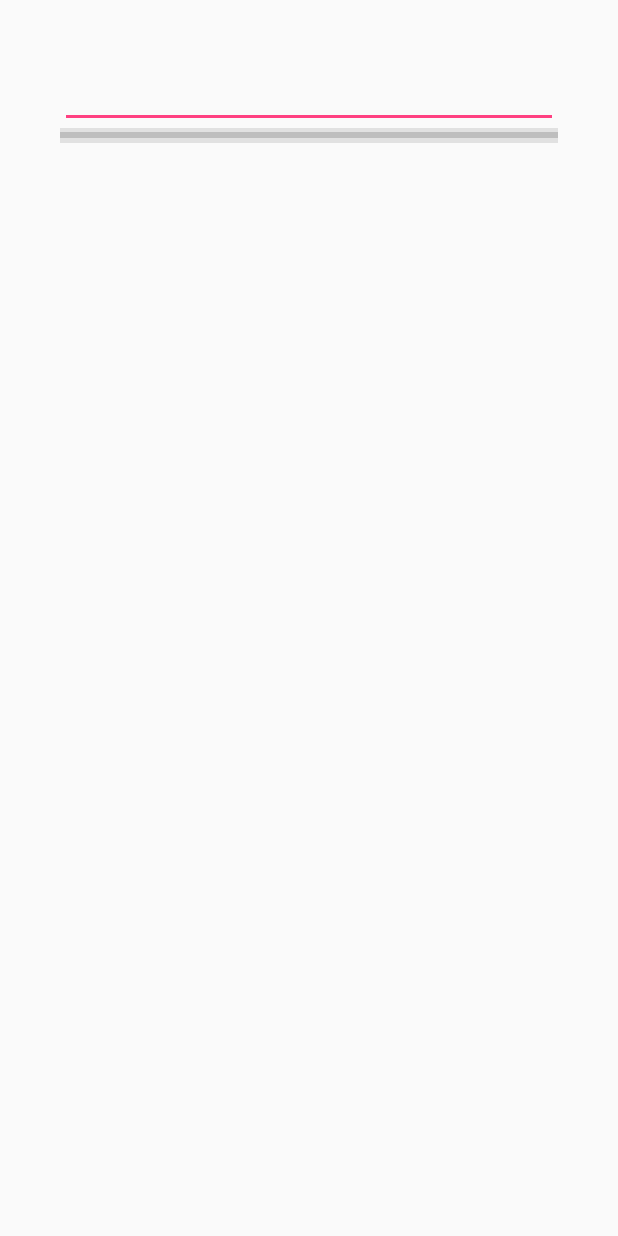
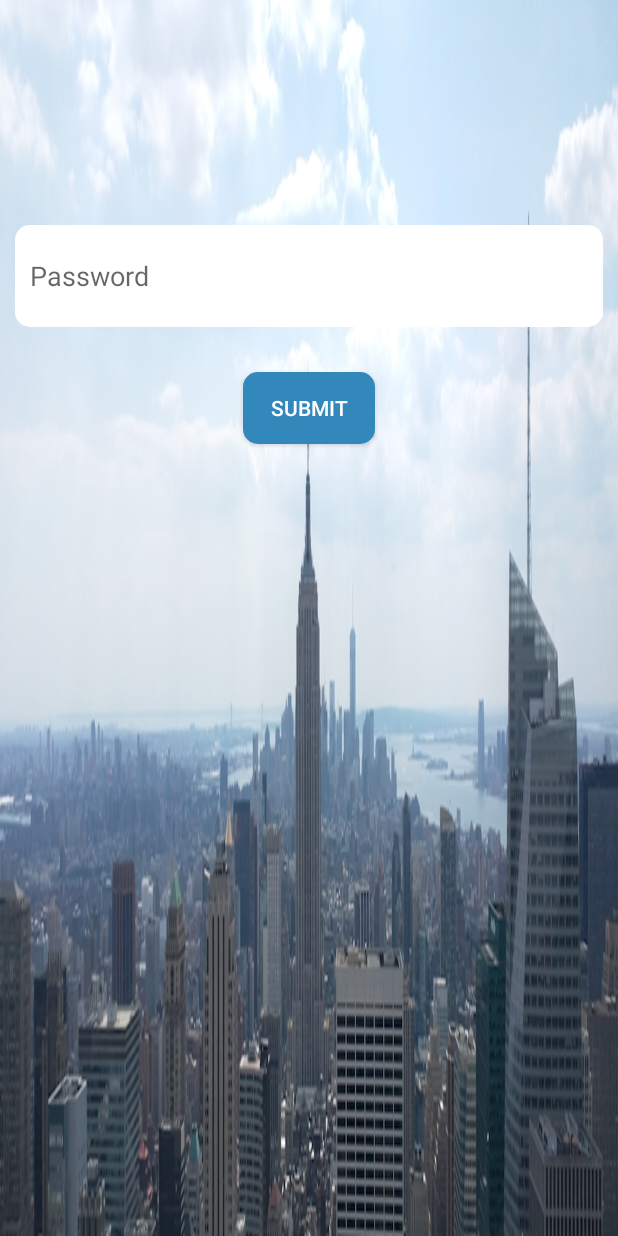
Before and after one commit to abinj/Stripe-password-strength-checker, an Android app: the screen it shows after launch (MainActivity), on a phone screen of 412 x 824 dp. Run offline under Robolectric (Android 15) with nearby library versions, the phone set to English and light mode, and no system bars.

```diff
--- /dev/null
+++ b/app/src/main/res/drawable/button.xml
@@ -0,0 +1,11 @@
+<?xml version="1.0" encoding="utf-8"?>
+<shape xmlns:android="http://schemas.android.com/apk/res/android" android:shape="rectangle" >
+    <corners
+        android:topLeftRadius="10dp"
+        android:topRightRadius="10dp"
+        android:bottomLeftRadius="10dp"
+        android:bottomRightRadius="10dp" />
+    <solid
+        android:color="#38b" />
+
+</shape>
--- /dev/null
+++ b/app/src/main/res/drawable/excellent_circle.xml
@@ -0,0 +1,5 @@
+<?xml version="1.0" encoding="utf-8"?>
+<shape xmlns:android="http://schemas.android.com/apk/res/android" android:shape="oval" >
+    <gradient android:startColor="#008CDD" android:endColor="#008CDD"
+        android:angle="270"/>
+</shape>
--- /dev/null
+++ b/app/src/main/res/drawable/good_circle.xml
@@ -0,0 +1,5 @@
+<?xml version="1.0" encoding="utf-8"?>
+<shape xmlns:android="http://schemas.android.com/apk/res/android" android:shape="oval" >
+    <gradient android:startColor="#6EAD09" android:endColor="#6EAD09"
+        android:angle="270"/>
+</shape>
--- a/app/src/main/res/drawable/circle.xml
+++ b/app/src/main/res/drawable/ok_circle.xml
@@ -1,5 +1,5 @@
 <?xml version="1.0" encoding="utf-8"?>
 <shape xmlns:android="http://schemas.android.com/apk/res/android" android:shape="oval" >
-    <gradient android:startColor="#fff" android:endColor="#fff"
+    <gradient android:startColor="#E09115" android:endColor="#E09115"
         android:angle="270"/>
 </shape>
--- /dev/null
+++ b/app/src/main/res/drawable/poor_circle.xml
@@ -0,0 +1,5 @@
+<?xml version="1.0" encoding="utf-8"?>
+<shape xmlns:android="http://schemas.android.com/apk/res/android" android:shape="oval" >
+    <gradient android:startColor="#E01414" android:endColor="#E01414"
+        android:angle="270"/>
+</shape>
--- /dev/null
+++ b/app/src/main/res/drawable/top_corner_txt.xml
@@ -0,0 +1,16 @@
+<?xml version="1.0" encoding="utf-8"?>
+<shape xmlns:android="http://schemas.android.com/apk/res/android" android:shape="rectangle" >
+    <corners
+        android:topLeftRadius="10dp"
+        android:topRightRadius="10dp"
+        android:bottomLeftRadius="10dp"
+        android:bottomRightRadius="10dp"
+        />
+    <solid
+        android:color="#fff"
+        />
+    <size
+        android:width="270dp"
+        android:height="30dp"
+        />
+</shape>
--- a/app/src/main/res/layout/activity_main.xml
+++ b/app/src/main/res/layout/activity_main.xml
@@ -3,25 +3,72 @@
     android:layout_width="fill_parent"
     android:layout_height="fill_parent"
     android:orientation="vertical"
-    android:weightSum="1">
+    android:weightSum="1"
+    android:background="@drawable/bg_image">
 
-    <EditText
-        android:id="@+id/password_field"
+    <LinearLayout
         android:layout_width="match_parent"
         android:layout_height="wrap_content"
-        android:layout_marginTop="40dp"
-        android:layout_marginRight="40dp"
-        android:layout_marginLeft="40dp"/>
+        android:layout_marginLeft="10dp"
+        android:layout_marginRight="10dp"
+        android:layout_marginTop="150dp"
+        android:orientation="horizontal"
+        android:paddingLeft="10dp"
+        android:paddingRight="10dp"
+        android:background="@drawable/top_corner_txt"
+        android:weightSum="2">
 
-    <ProgressBar
-        android:id="@+id/progress"
-        android:layout_width="match_parent"
-        android:layout_height="10dp"
-        style="?android:attr/progressBarStyleHorizontal"
-        android:max="100"
-        android:indeterminate="false"
-        android:background="#e1e1e1"
-        android:layout_marginRight="40dp"
-        android:layout_marginLeft="40dp"/>
+        <EditText
+            android:id="@+id/password_field"
+            android:layout_width="match_parent"
+            android:layout_height="match_parent"
+            android:layout_marginRight="40dp"
+            android:background="#fff"
+            android:minEms="8"
+            android:hint="Password"
+            android:textColor="#000"
+            android:layout_weight="1.5"/>
+
+        <LinearLayout
+            android:layout_width="wrap_content"
+            android:layout_height="match_parent"
+            android:orientation="vertical"
+            android:padding="10dp">
+
+            <ImageView
+                android:id="@+id/excellent"
+                android:layout_width="7dp"
+                android:layout_height="8dp"
+                android:layout_weight=".5" />
+            <ImageView
+                android:id="@+id/good"
+                android:layout_width="7dp"
+                android:layout_height="8dp"
+                android:layout_marginTop="5dp"
+                android:layout_weight=".5" />
+            <ImageView
+                android:id="@+id/ok"
+                android:layout_width="7dp"
+                android:layout_height="8dp"
+                android:layout_marginTop="5dp"
+                android:layout_weight=".5" />
+            <ImageView
+                android:id="@+id/poor"
+                android:layout_width="7dp"
+                android:layout_height="8dp"
+                android:layout_marginTop="5dp"
+                android:layout_weight=".5" />
+        </LinearLayout>
+    </LinearLayout>
+
+    <Button
+        android:id="@+id/submit_btn"
+        android:layout_width="wrap_content"
+        android:layout_height="wrap_content"
+        android:background="@drawable/button"
+        android:text="Submit"
+        android:textColor="#fff"
+        android:layout_gravity="center"
+        android:layout_marginTop="30dp"/>
 
 </LinearLayout>
--- a/app/src/main/res/values/colors.xml
+++ b/app/src/main/res/values/colors.xml
@@ -3,4 +3,10 @@
     <color name="colorPrimary">#3F51B5</color>
     <color name="colorPrimaryDark">#303F9F</color>
     <color name="colorAccent">#FF4081</color>
+
+    <color name="excellent">#008CDD</color>
+    <color name="good">#6EAD09</color>
+    <color name="ok">#E09115</color>
+    <color name="poor">#E01414</color>
+    <color name="white">#fff</color>
 </resources>
--- a/app/src/main/res/values/strings.xml
+++ b/app/src/main/res/values/strings.xml
@@ -1,3 +1,5 @@
 <resources>
     <string name="app_name">PasswordStrengthChecker</string>
+
+    <string name="min_length_error">Must be least 8 characters</string>
 </resources>
```
Also changed, not shown: app/src/main/java/com/example/dxuser/passwordstrengthchecker/activity/MainActivity.java (+101 -37 lines), app/src/main/res/drawable/bg_image.png (added).
